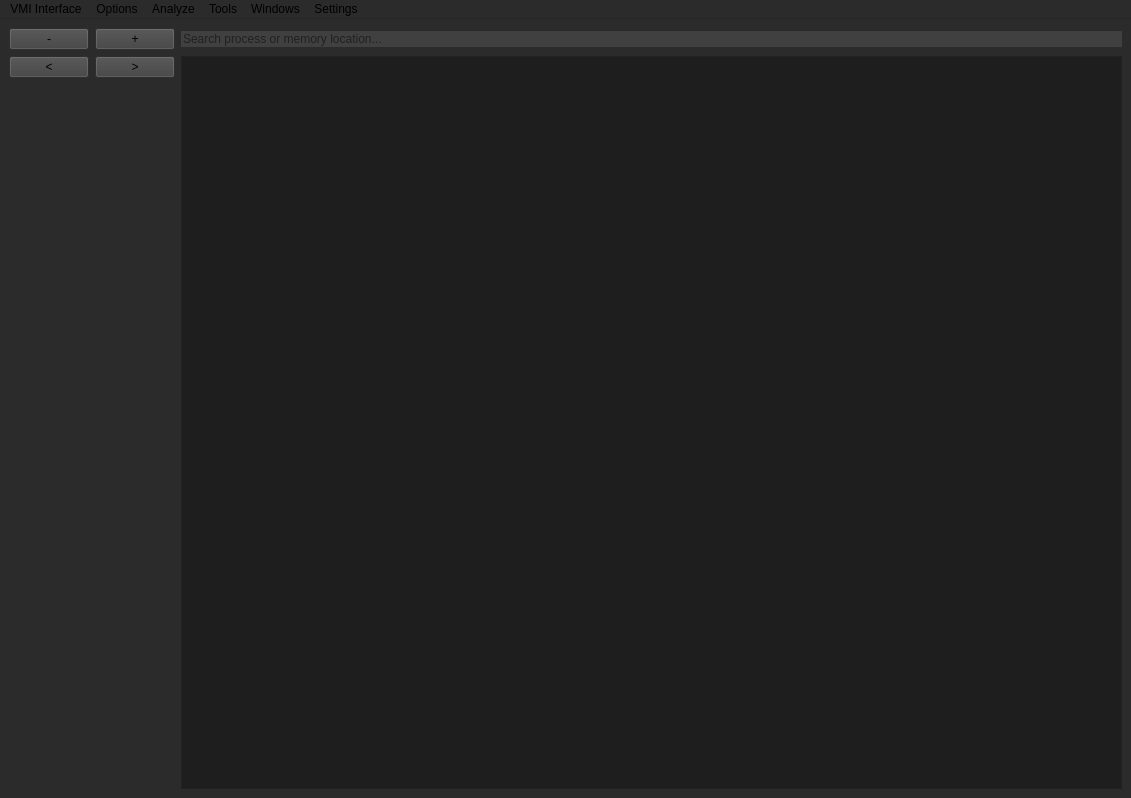
This is VMI/VMI_GUI.ui in Masrik-Dahir/VMI as Qt 5 draws it before an edit. The edited form follows.
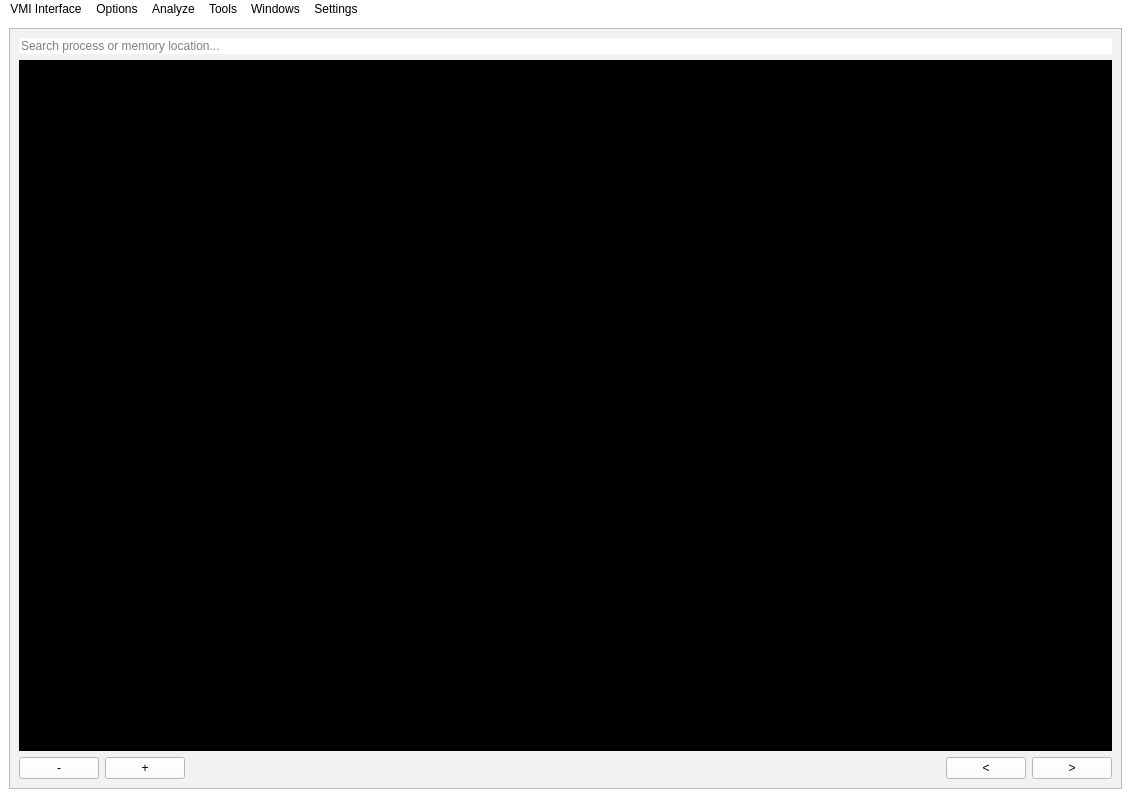
This is the edited form.

```diff
--- a/VMI/VMI_GUI.ui
+++ b/VMI/VMI_GUI.ui
@@ -16,27 +16,27 @@
      <colorrole role="Button">
       <brush brushstyle="SolidPattern">
        <color alpha="255">
-        <red>0</red>
-        <green>0</green>
-        <blue>0</blue>
+        <red>255</red>
+        <green>255</green>
+        <blue>255</blue>
        </color>
       </brush>
      </colorrole>
      <colorrole role="Base">
       <brush brushstyle="SolidPattern">
        <color alpha="255">
-        <red>30</red>
-        <green>30</green>
-        <blue>30</blue>
+        <red>255</red>
+        <green>255</green>
+        <blue>255</blue>
        </color>
       </brush>
      </colorrole>
      <colorrole role="Window">
       <brush brushstyle="SolidPattern">
        <color alpha="255">
-        <red>43</red>
-        <green>43</green>
-        <blue>43</blue>
+        <red>255</red>
+        <green>255</green>
+        <blue>255</blue>
        </color>
       </brush>
      </colorrole>
@@ -45,27 +45,27 @@
      <colorrole role="Button">
       <brush brushstyle="SolidPattern">
        <color alpha="255">
-        <red>0</red>
-        <green>0</green>
-        <blue>0</blue>
+        <red>255</red>
+        <green>255</green>
+        <blue>255</blue>
        </color>
       </brush>
      </colorrole>
      <colorrole role="Base">
       <brush brushstyle="SolidPattern">
        <color alpha="255">
-        <red>30</red>
-        <green>30</green>
-        <blue>30</blue>
+        <red>255</red>
+        <green>255</green>
+        <blue>255</blue>
        </color>
       </brush>
      </colorrole>
      <colorrole role="Window">
       <brush brushstyle="SolidPattern">
        <color alpha="255">
-        <red>43</red>
-        <green>43</green>
-        <blue>43</blue>
+        <red>255</red>
+        <green>255</green>
+        <blue>255</blue>
        </color>
       </brush>
      </colorrole>
@@ -74,27 +74,27 @@
      <colorrole role="Button">
       <brush brushstyle="SolidPattern">
        <color alpha="255">
-        <red>0</red>
-        <green>0</green>
-        <blue>0</blue>
+        <red>255</red>
+        <green>255</green>
+        <blue>255</blue>
        </color>
       </brush>
      </colorrole>
      <colorrole role="Base">
       <brush brushstyle="SolidPattern">
        <color alpha="255">
-        <red>43</red>
-        <green>43</green>
-        <blue>43</blue>
+        <red>255</red>
+        <green>255</green>
+        <blue>255</blue>
        </color>
       </brush>
      </colorrole>
      <colorrole role="Window">
       <brush brushstyle="SolidPattern">
        <color alpha="255">
-        <red>43</red>
-        <green>43</green>
-        <blue>43</blue>
+        <red>255</red>
+        <green>255</green>
+        <blue>255</blue>
        </color>
       </brush>
      </colorrole>
@@ -116,49 +116,28 @@
   <property name="autoFillBackground">
    <bool>false</bool>
   </property>
+  <property name="styleSheet">
+   <string notr="true">background-color: rgb(255, 255, 255);</string>
+  </property>
   <property name="tabShape">
    <enum>QTabWidget::Triangular</enum>
   </property>
   <widget class="QWidget" name="centralwidget">
+   <layout class="QGridLayout" name="gridLayout_2">
+    <item row="0" column="0">
+     <widget class="QFrame" name="frame">
+      <property name="styleSheet">
+       <string notr="true">background-color: rgb(128, 128, 128);
+background-color: rgb(242, 242, 242);</string>
+      </property>
+      <property name="frameShape">
+       <enum>QFrame::StyledPanel</enum>
+      </property>
+      <property name="frameShadow">
+       <enum>QFrame::Raised</enum>
+      </property>
    <layout class="QGridLayout" name="gridLayout">
-    <item row="2" column="1">
-     <widget class="QPushButton" name="pushButton_3">
-      <property name="styleSheet">
-       <string notr="true">background-color: rgb(64, 64, 64);</string>
-      </property>
-      <property name="text">
-       <string>&gt;</string>
-      </property>
-     </widget>
-    </item>
-    <item row="1" column="0">
-     <widget class="QPushButton" name="pushButton">
-      <property name="styleSheet">
-       <string notr="true">background-color: rgb(64, 64, 64);</string>
-      </property>
-      <property name="text">
-       <string>-</string>
-      </property>
-     </widget>
-    </item>
-    <item row="1" column="1">
-     <widget class="QPushButton" name="pushButton_4">
-      <property name="styleSheet">
-       <string notr="true">background-color: rgb(64, 64, 64);</string>
-      </property>
-      <property name="text">
-       <string>+</string>
-      </property>
-     </widget>
-    </item>
-    <item row="2" column="2" rowspan="2">
-     <widget class="QGraphicsView" name="graphicsView">
-      <property name="autoFillBackground">
-       <bool>false</bool>
-      </property>
-     </widget>
-    </item>
-    <item row="1" column="2">
+       <item row="0" column="0">
      <widget class="QLineEdit" name="lineEdit">
       <property name="palette">
        <palette>
@@ -166,9 +145,9 @@
          <colorrole role="Button">
           <brush brushstyle="SolidPattern">
            <color alpha="255">
-            <red>64</red>
-            <green>64</green>
-            <blue>64</blue>
+               <red>255</red>
+               <green>255</green>
+               <blue>255</blue>
            </color>
           </brush>
          </colorrole>
@@ -193,18 +172,18 @@
          <colorrole role="Base">
           <brush brushstyle="SolidPattern">
            <color alpha="255">
-            <red>64</red>
-            <green>64</green>
-            <blue>64</blue>
+               <red>255</red>
+               <green>255</green>
+               <blue>255</blue>
            </color>
           </brush>
          </colorrole>
          <colorrole role="Window">
           <brush brushstyle="SolidPattern">
            <color alpha="255">
-            <red>64</red>
-            <green>64</green>
-            <blue>64</blue>
+               <red>255</red>
+               <green>255</green>
+               <blue>255</blue>
            </color>
           </brush>
          </colorrole>
@@ -213,9 +192,9 @@
          <colorrole role="Button">
           <brush brushstyle="SolidPattern">
            <color alpha="255">
-            <red>64</red>
-            <green>64</green>
-            <blue>64</blue>
+               <red>255</red>
+               <green>255</green>
+               <blue>255</blue>
            </color>
           </brush>
          </colorrole>
@@ -240,18 +219,18 @@
          <colorrole role="Base">
           <brush brushstyle="SolidPattern">
            <color alpha="255">
-            <red>64</red>
-            <green>64</green>
-            <blue>64</blue>
+               <red>255</red>
+               <green>255</green>
+               <blue>255</blue>
            </color>
           </brush>
          </colorrole>
          <colorrole role="Window">
           <brush brushstyle="SolidPattern">
            <color alpha="255">
-            <red>64</red>
-            <green>64</green>
-            <blue>64</blue>
+               <red>255</red>
+               <green>255</green>
+               <blue>255</blue>
            </color>
           </brush>
          </colorrole>
@@ -260,9 +239,9 @@
          <colorrole role="Button">
           <brush brushstyle="SolidPattern">
            <color alpha="255">
-            <red>64</red>
-            <green>64</green>
-            <blue>64</blue>
+               <red>255</red>
+               <green>255</green>
+               <blue>255</blue>
            </color>
           </brush>
          </colorrole>
@@ -287,18 +266,18 @@
          <colorrole role="Base">
           <brush brushstyle="SolidPattern">
            <color alpha="255">
-            <red>64</red>
-            <green>64</green>
-            <blue>64</blue>
+               <red>255</red>
+               <green>255</green>
+               <blue>255</blue>
            </color>
           </brush>
          </colorrole>
          <colorrole role="Window">
           <brush brushstyle="SolidPattern">
            <color alpha="255">
-            <red>64</red>
-            <green>64</green>
-            <blue>64</blue>
+               <red>255</red>
+               <green>255</green>
+               <blue>255</blue>
            </color>
           </brush>
          </colorrole>
@@ -307,8 +286,8 @@
       </property>
       <property name="styleSheet">
        <string notr="true">font: 13pt &quot;.AppleSystemUIFont&quot;;
-background-color: rgb(64, 64, 64);
 border: 5px;
+background-color: rgb(255, 255, 255);
 </string>
       </property>
       <property name="text">
@@ -325,14 +304,74 @@
       </property>
      </widget>
     </item>
+       <item row="1" column="0">
+        <widget class="QGraphicsView" name="graphicsView">
+         <property name="autoFillBackground">
+          <bool>false</bool>
+         </property>
+         <property name="styleSheet">
+          <string notr="true">background-color: rgb(0, 0, 0);</string>
+         </property>
+        </widget>
+       </item>
     <item row="2" column="0">
+        <layout class="QGridLayout" name="gridLayout_3">
+         <item row="0" column="0">
+          <widget class="QPushButton" name="pushButton">
+           <property name="styleSheet">
+            <string notr="true">background-color: rgb(255, 255, 255);</string>
+           </property>
+           <property name="text">
+            <string>-</string>
+           </property>
+          </widget>
+         </item>
+         <item row="0" column="4">
+          <widget class="QPushButton" name="pushButton_3">
+           <property name="styleSheet">
+            <string notr="true">background-color: rgb(255, 255, 255);</string>
+           </property>
+           <property name="text">
+            <string>&gt;</string>
+           </property>
+          </widget>
+         </item>
+         <item row="0" column="3">
      <widget class="QPushButton" name="pushButton_2">
       <property name="styleSheet">
-       <string notr="true">background-color: rgb(64, 64, 64);</string>
+            <string notr="true">background-color: rgb(255, 255, 255);</string>
       </property>
       <property name="text">
        <string>&lt;</string>
       </property>
+          </widget>
+         </item>
+         <item row="0" column="1">
+          <widget class="QPushButton" name="pushButton_4">
+           <property name="styleSheet">
+            <string notr="true">background-color: rgb(255, 255, 255);</string>
+           </property>
+           <property name="text">
+            <string>+</string>
+           </property>
+          </widget>
+         </item>
+         <item row="0" column="2">
+          <spacer name="horizontalSpacer">
+           <property name="orientation">
+            <enum>Qt::Horizontal</enum>
+           </property>
+           <property name="sizeHint" stdset="0">
+            <size>
+             <width>40</width>
+             <height>20</height>
+            </size>
+           </property>
+          </spacer>
+         </item>
+        </layout>
+       </item>
+      </layout>
      </widget>
     </item>
    </layout>
```
Lines whose indentation alone changed are shown as unchanged.
